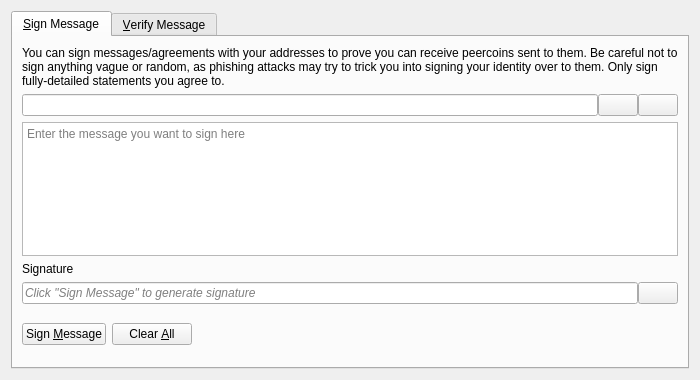
First picture: the form in src/qt/forms/signverifymessagedialog.ui, repository equalishcoin/equalishcoind, before the edit.
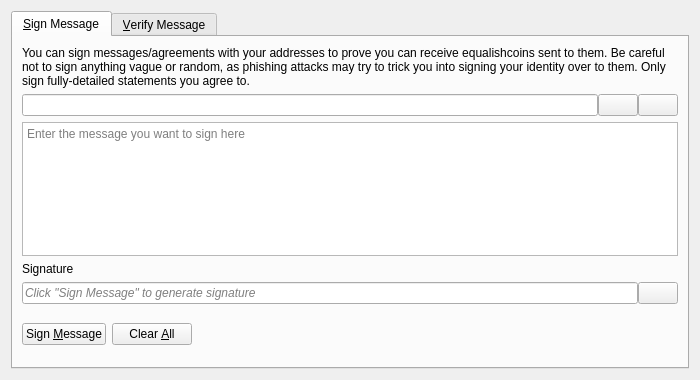
Second picture: the form after the edit. Icons and pictures are not drawn. Custom widgets are drawn as their Qt base class.

Commit message: rebrand qt form dialog text

Diff of the .ui file:
```diff
--- a/src/qt/forms/signverifymessagedialog.ui
+++ b/src/qt/forms/signverifymessagedialog.ui
@@ -30,7 +30,7 @@
        <item>
         <widget class="QLabel" name="infoLabel_SM">
          <property name="text">
-          <string>You can sign messages/agreements with your addresses to prove you can receive peercoins sent to them. Be careful not to sign anything vague or random, as phishing attacks may try to trick you into signing your identity over to them. Only sign fully-detailed statements you agree to.</string>
+          <string>You can sign messages/agreements with your addresses to prove you can receive equalishcoins sent to them. Be careful not to sign anything vague or random, as phishing attacks may try to trick you into signing your identity over to them. Only sign fully-detailed statements you agree to.</string>
          </property>
          <property name="textFormat">
           <enum>Qt::PlainText</enum>
```
Left out of the diff: 8 changed lines with no effect on the pictures. The commit also changes 6 other files.
